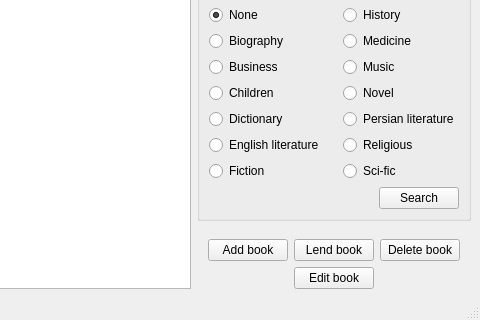
Old version of the form mainwindow.ui in the repository Alligraphic/BookShelf; both pictures show x 468 to 948 and y 100 to 420 of the 948 by 420 pixel window.
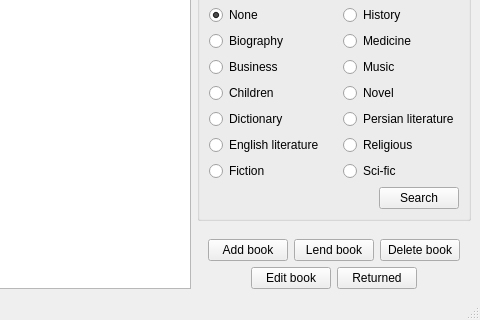
New version of the form.

What changed in the file:
```diff
--- a/mainwindow.ui
+++ b/mainwindow.ui
@@ -325,6 +325,13 @@
           </property>
          </widget>
         </item>
+        <item>
+         <widget class="QPushButton" name="btnReturn">
+          <property name="text">
+           <string>Returned</string>
+          </property>
+         </widget>
+        </item>
         <item>
          <spacer name="horizontalSpacer_6">
           <property name="orientation">
```
